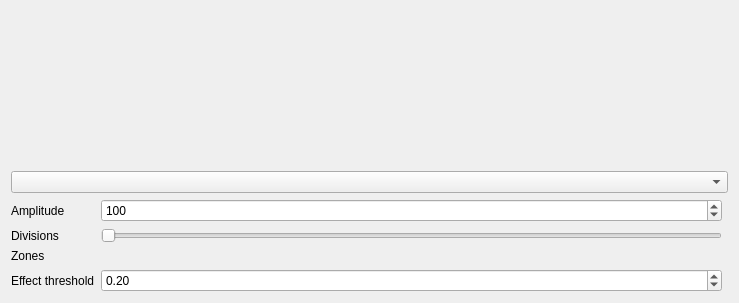
Above: Effects/AudioParty/AudioParty.ui from DLdota/OpenRGBEffectsPlugin before the change. Below: the same form after it.
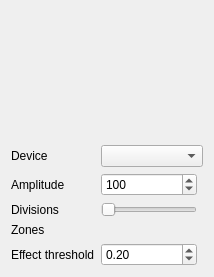
That is the form after the change.

Commit message: Review audio effects combobox size

The edit to the form file:
```diff
--- a/Effects/AudioParty/AudioParty.ui
+++ b/Effects/AudioParty/AudioParty.ui
@@ -6,15 +6,76 @@
    <rect>
     <x>0</x>
     <y>0</y>
-    <width>739</width>
-    <height>303</height>
+    <width>214</width>
+    <height>277</height>
    </rect>
   </property>
   <property name="windowTitle">
    <string>Form</string>
   </property>
   <layout class="QGridLayout" name="gridLayout">
+   <item row="1" column="1">
+    <widget class="QLabel" name="label_4">
+     <property name="text">
+      <string>Device</string>
+     </property>
+    </widget>
+   </item>
+   <item row="2" column="1">
+    <widget class="QLabel" name="label">
+     <property name="text">
+      <string>Amplitude</string>
+     </property>
+    </widget>
+   </item>
+   <item row="3" column="1">
+    <widget class="QLabel" name="label_2">
+     <property name="text">
+      <string>Divisions</string>
+     </property>
+    </widget>
+   </item>
    <item row="4" column="2">
+    <layout class="QGridLayout" name="zones_layout"/>
+   </item>
+   <item row="0" column="1" colspan="3">
+    <widget class="QLabel" name="preview">
+     <property name="minimumSize">
+      <size>
+       <width>0</width>
+       <height>128</height>
+      </size>
+     </property>
+     <property name="text">
+      <string/>
+     </property>
+    </widget>
+   </item>
+   <item row="1" column="2" colspan="2">
+    <widget class="QComboBox" name="devices">
+     <property name="sizePolicy">
+      <sizepolicy hsizetype="Ignored" vsizetype="Fixed">
+       <horstretch>0</horstretch>
+       <verstretch>0</verstretch>
+      </sizepolicy>
+     </property>
+    </widget>
+   </item>
+   <item row="7" column="1">
+    <widget class="QLabel" name="label_3">
+     <property name="text">
+      <string>Effect threshold</string>
+     </property>
+    </widget>
+   </item>
+   <item row="4" column="1">
+    <widget class="QLabel" name="label_5">
+     <property name="text">
+      <string>Zones</string>
+     </property>
+    </widget>
+   </item>
+   <item row="3" column="2">
     <widget class="QSlider" name="divisions">
      <property name="minimum">
       <number>2</number>
@@ -30,7 +91,7 @@
      </property>
     </widget>
    </item>
-   <item row="3" column="2">
+   <item row="2" column="2">
     <widget class="QSpinBox" name="amplitude">
      <property name="maximum">
       <number>10000000</number>
@@ -40,61 +101,7 @@
      </property>
     </widget>
    </item>
-   <item row="5" column="1">
-    <widget class="QLabel" name="label_5">
-     <property name="text">
-      <string>Zones</string>
-     </property>
-    </widget>
-   </item>
-   <item row="0" column="1">
-    <spacer name="verticalSpacer">
-     <property name="orientation">
-      <enum>Qt::Vertical</enum>
-     </property>
-     <property name="sizeHint" stdset="0">
-      <size>
-       <width>20</width>
-       <height>40</height>
-      </size>
-     </property>
-    </spacer>
-   </item>
-   <item row="4" column="1">
-    <widget class="QLabel" name="label_2">
-     <property name="text">
-      <string>Divisions</string>
-     </property>
-    </widget>
-   </item>
-   <item row="8" column="1">
-    <widget class="QLabel" name="label_3">
-     <property name="text">
-      <string>Effect threshold</string>
-     </property>
-    </widget>
-   </item>
-   <item row="3" column="1">
-    <widget class="QLabel" name="label">
-     <property name="text">
-      <string>Amplitude</string>
-     </property>
-    </widget>
-   </item>
-   <item row="1" column="1" colspan="3">
-    <widget class="QLabel" name="preview">
-     <property name="minimumSize">
-      <size>
-       <width>0</width>
-       <height>128</height>
-      </size>
-     </property>
-     <property name="text">
-      <string/>
-     </property>
-    </widget>
-   </item>
-   <item row="8" column="2">
+   <item row="7" column="2">
     <widget class="QDoubleSpinBox" name="effect_threshold">
      <property name="singleStep">
       <double>0.010000000000000</double>
@@ -104,12 +111,6 @@
      </property>
     </widget>
    </item>
-   <item row="2" column="1" colspan="3">
-    <widget class="QComboBox" name="devices"/>
-   </item>
-   <item row="5" column="2">
-    <layout class="QGridLayout" name="zones_layout"/>
-   </item>
   </layout>
  </widget>
  <resources/>
```
The commit also changes 5 other files.
